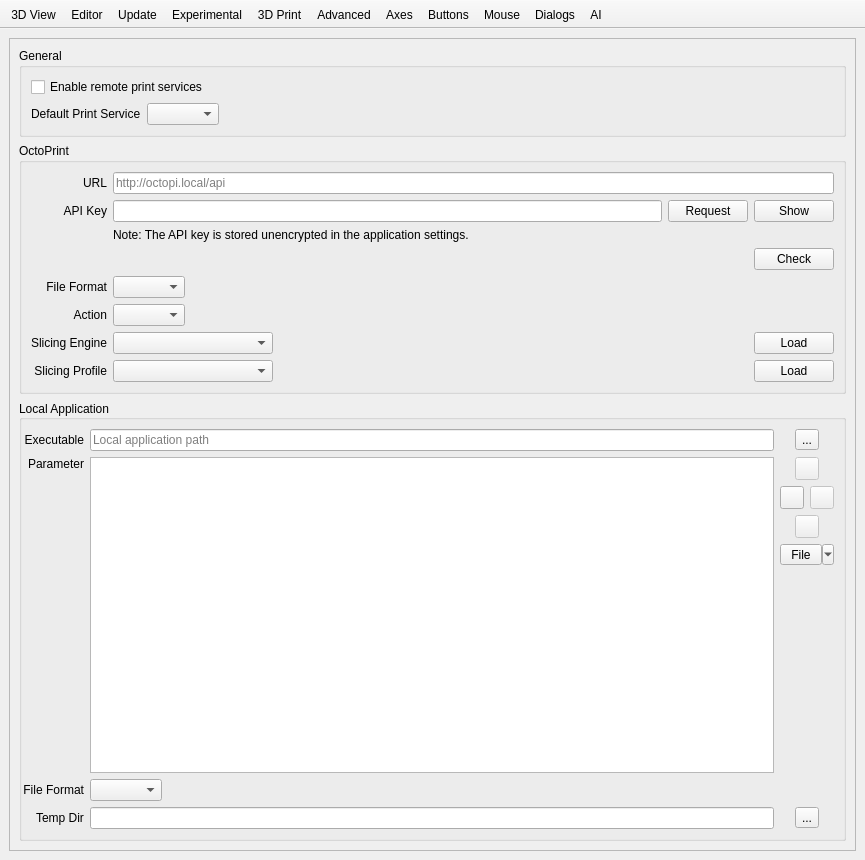
Qt form src/gui/Preferences.ui (openscad/openscad) before a commit.
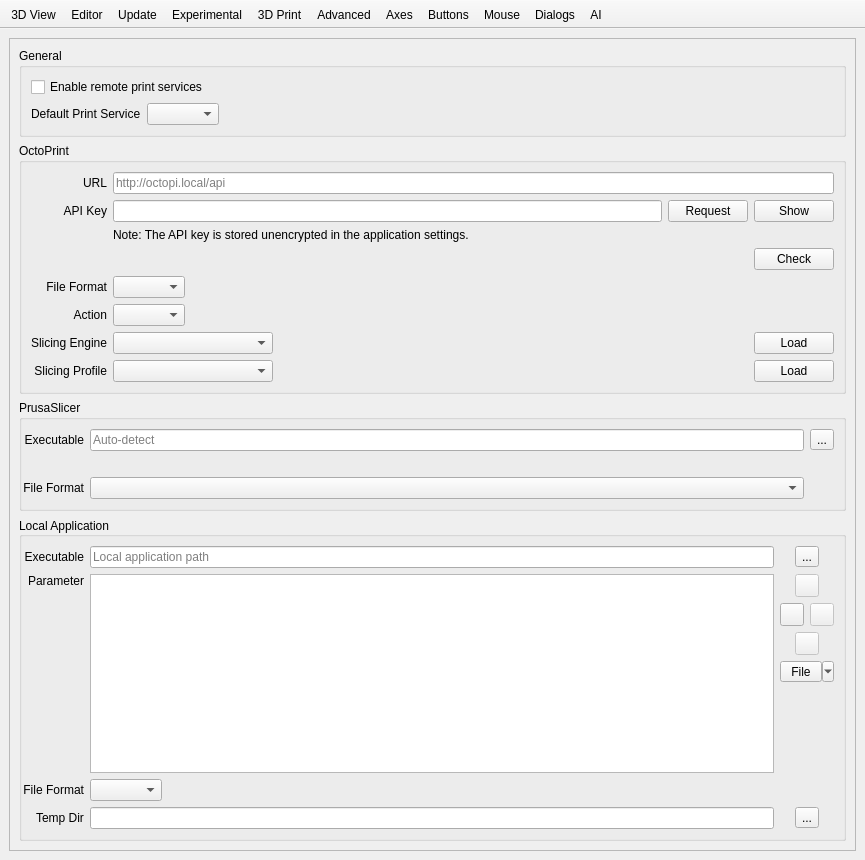
The same form after that commit. The open tabs and pages were chosen to show the change. Icons and pictures are not drawn. Custom widgets are drawn as their Qt base class.

Commit message: Add PrusaSlicer as a 3D print target

What changed in the file:
```diff
--- a/src/gui/Preferences.ui
+++ b/src/gui/Preferences.ui
@@ -1738,6 +1738,74 @@
               </layout>
              </widget>
             </item>
+            <item>
+             <widget class="QGroupBox" name="groupBoxPrusaSlicer">
+              <property name="title">
+               <string>PrusaSlicer</string>
+              </property>
+              <layout class="QGridLayout" name="gridLayoutPrusaSlicer" columnstretch="0,1,0">
+               <property name="leftMargin">
+                <number>0</number>
+               </property>
+               <item row="0" column="0">
+                <widget class="QLabel" name="labelPrusaSlicerExecutable">
+                 <property name="text">
+                  <string>Executable</string>
+                 </property>
+                 <property name="alignment">
+                  <set>Qt::AlignRight|Qt::AlignTrailing|Qt::AlignVCenter</set>
+                 </property>
+                 <property name="buddy">
+                  <cstring>lineEditPrusaSlicerExecutable</cstring>
+                 </property>
+                </widget>
+               </item>
+               <item row="0" column="1">
+                <widget class="QLineEdit" name="lineEditPrusaSlicerExecutable">
+                 <property name="toolTip">
+                  <string>Leave empty to auto-detect. Accepts a path to prusa-slicer, an AppImage, a PrusaSlicer.app bundle, or com.prusa3d.PrusaSlicer for Flatpak.</string>
+                 </property>
+                 <property name="placeholderText">
+                  <string>Auto-detect</string>
+                 </property>
+                 <property name="clearButtonEnabled">
+                  <bool>true</bool>
+                 </property>
+                </widget>
+               </item>
+               <item row="0" column="2">
+                <widget class="QToolButton" name="toolButtonPrusaSlicerSelectExecutable">
+                 <property name="text">
+                  <string>...</string>
+                 </property>
+                </widget>
+               </item>
+               <item row="1" column="1" colspan="2">
+                <widget class="QLabel" name="labelPrusaSlicerDetected">
+                 <property name="text">
+                  <string notr="true"/>
+                 </property>
+                 <property name="textInteractionFlags">
+                  <set>Qt::TextSelectableByMouse</set>
+                 </property>
+                </widget>
+               </item>
+               <item row="2" column="0">
+                <widget class="QLabel" name="labelPrusaSlicerFileFormat">
+                 <property name="text">
+                  <string>File Format</string>
+                 </property>
+                 <property name="alignment">
+                  <set>Qt::AlignRight|Qt::AlignTrailing|Qt::AlignVCenter</set>
+                 </property>
+                </widget>
+               </item>
+               <item row="2" column="1">
+                <widget class="QComboBox" name="comboBoxPrusaSlicerFileFormat"/>
+               </item>
+              </layout>
+             </widget>
+            </item>
             <item>
              <widget class="QGroupBox" name="groupBoxLocalApp">
               <property name="title">
```
The commit also changes 12 other files.
